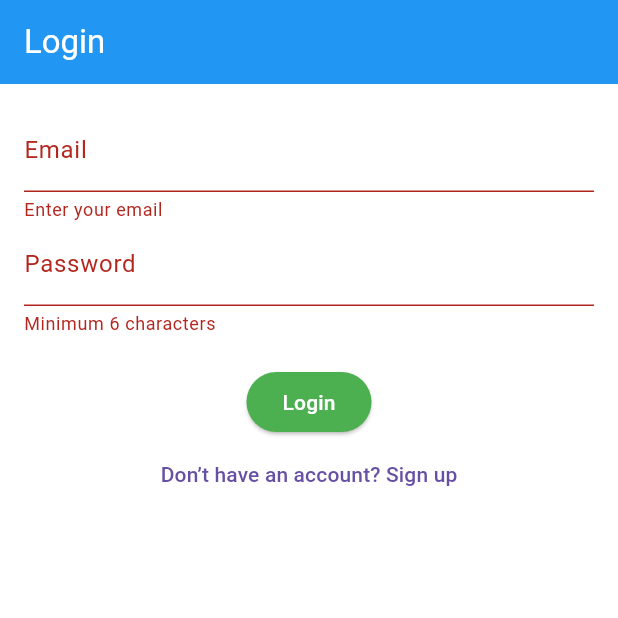
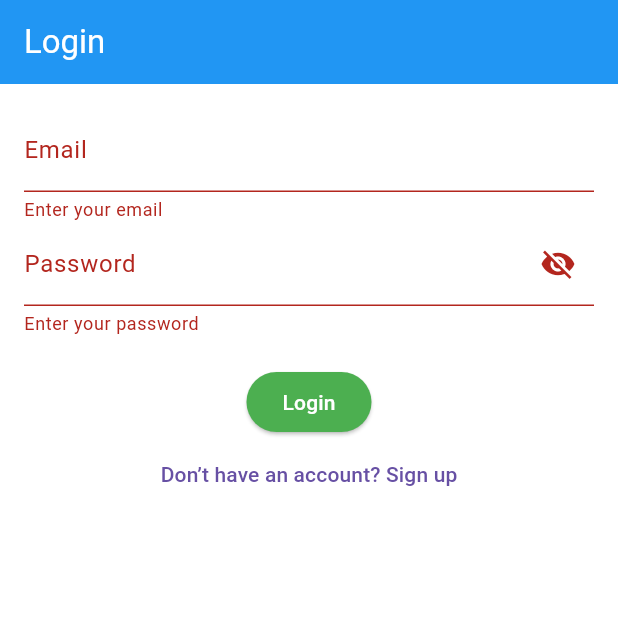
Before and after one commit to Wendy-Okoth/HealthHub, a Flutter app: the screen it shows after launch, after a tap on "Login", on a phone screen of 412 x 824 dp, the top half of it. Run offline on Flutter 3.47's test engine with Material 3 defaults, Android fonts, the phone set to English and light mode, and no system bars; our stand-ins replace geolocator, google_maps_flutter, pedometer, supabase_flutter; accounts and stored records are empty.

Commit message:
Add password visibility toggle and strong validation to signup screen

```diff
--- a/lib/screens/login_screen.dart
+++ b/lib/screens/login_screen.dart
@@ -15,6 +15,7 @@ class _LoginScreenState extends State<LoginScreen> {
   final _passwordController = TextEditingController();
   final _formKey = GlobalKey<FormState>();
   bool _loading = false;
+  bool _obscurePassword = true;
 
   Future<void> _login() async {
     if (!_formKey.currentState!.validate()) return;
@@ -34,7 +35,7 @@ class _LoginScreenState extends State<LoginScreen> {
       if (response.user != null) {
         Navigator.pushReplacement(
           context,
-          MaterialPageRoute(builder: (_) => HomeScreen()),
+          MaterialPageRoute(builder: (_) => const HomeScreen()),
         );
       } else {
         ScaffoldMessenger.of(
@@ -69,10 +70,24 @@ class _LoginScreenState extends State<LoginScreen> {
               ),
               TextFormField(
                 controller: _passwordController,
-                decoration: const InputDecoration(labelText: 'Password'),
-                obscureText: true,
+                obscureText: _obscurePassword,
+                decoration: InputDecoration(
+                  labelText: 'Password',
+                  suffixIcon: IconButton(
+                    icon: Icon(
+                      _obscurePassword
+                          ? Icons.visibility_off
+                          : Icons.visibility,
+                    ),
+                    onPressed: () {
+                      setState(() {
+                        _obscurePassword = !_obscurePassword;
+                      });
+                    },
+                  ),
+                ),
                 validator: (value) =>
-                    value!.length < 6 ? 'Minimum 6 characters' : null,
+                    value!.isEmpty ? 'Enter your password' : null,
               ),
               const SizedBox(height: 20),
               ElevatedButton(
--- a/lib/screens/signup_screen.dart
+++ b/lib/screens/signup_screen.dart
@@ -14,6 +14,26 @@ class _SignupScreenState extends State<SignupScreen> {
   final _passwordController = TextEditingController();
   final _formKey = GlobalKey<FormState>();
   bool _loading = false;
+  bool _obscurePassword = true;
+
+  String? validatePassword(String? value) {
+    if (value == null || value.isEmpty) return 'Enter your password';
+    final password = value.trim();
+
+    final hasMinLength = password.length >= 8;
+    final hasUppercase = password.contains(RegExp(r'[A-Z]'));
+    final hasLowercase = password.contains(RegExp(r'[a-z]'));
+    final hasDigit = password.contains(RegExp(r'\d'));
+    final hasSpecialChar = password.contains(RegExp(r'[!@#\$&*~]'));
+
+    if (!hasMinLength) return 'Minimum 8 characters';
+    if (!hasUppercase) return 'Include at least one uppercase letter';
+    if (!hasLowercase) return 'Include at least one lowercase letter';
+    if (!hasDigit) return 'Include at least one number';
+    if (!hasSpecialChar) return 'Include at least one special character';
+
+    return null;
+  }
 
   Future<void> _signup() async {
     if (!_formKey.currentState!.validate()) return;
@@ -33,7 +53,7 @@ class _SignupScreenState extends State<SignupScreen> {
       if (response.user != null) {
         Navigator.pushReplacement(
           context,
-          MaterialPageRoute(builder: (_) => HomeScreen()),
+          MaterialPageRoute(builder: (_) => const HomeScreen()),
         );
       } else {
         ScaffoldMessenger.of(
@@ -68,10 +88,23 @@ class _SignupScreenState extends State<SignupScreen> {
               ),
               TextFormField(
                 controller: _passwordController,
-                decoration: const InputDecoration(labelText: 'Password'),
-                obscureText: true,
-                validator: (value) =>
-                    value!.length < 6 ? 'Minimum 6 characters' : null,
+                obscureText: _obscurePassword,
+                decoration: InputDecoration(
+                  labelText: 'Password',
+                  suffixIcon: IconButton(
+                    icon: Icon(
+                      _obscurePassword
+                          ? Icons.visibility_off
+                          : Icons.visibility,
+                    ),
+                    onPressed: () {
+                      setState(() {
+                        _obscurePassword = !_obscurePassword;
+                      });
+                    },
+                  ),
+                ),
+                validator: validatePassword,
               ),
               const SizedBox(height: 20),
               ElevatedButton(
```
